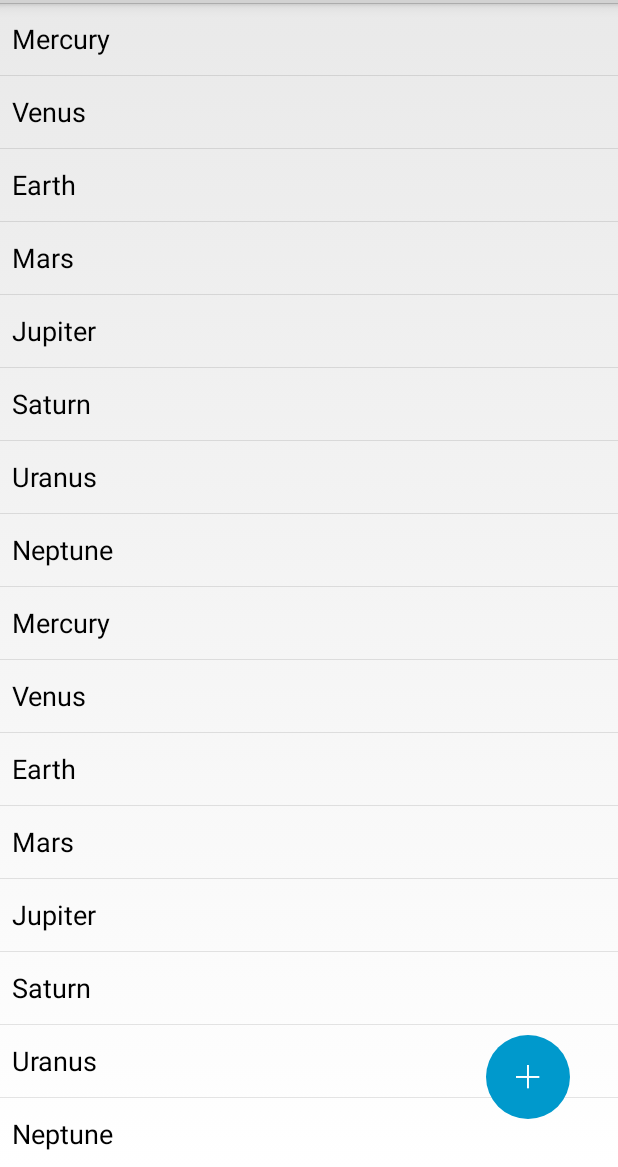
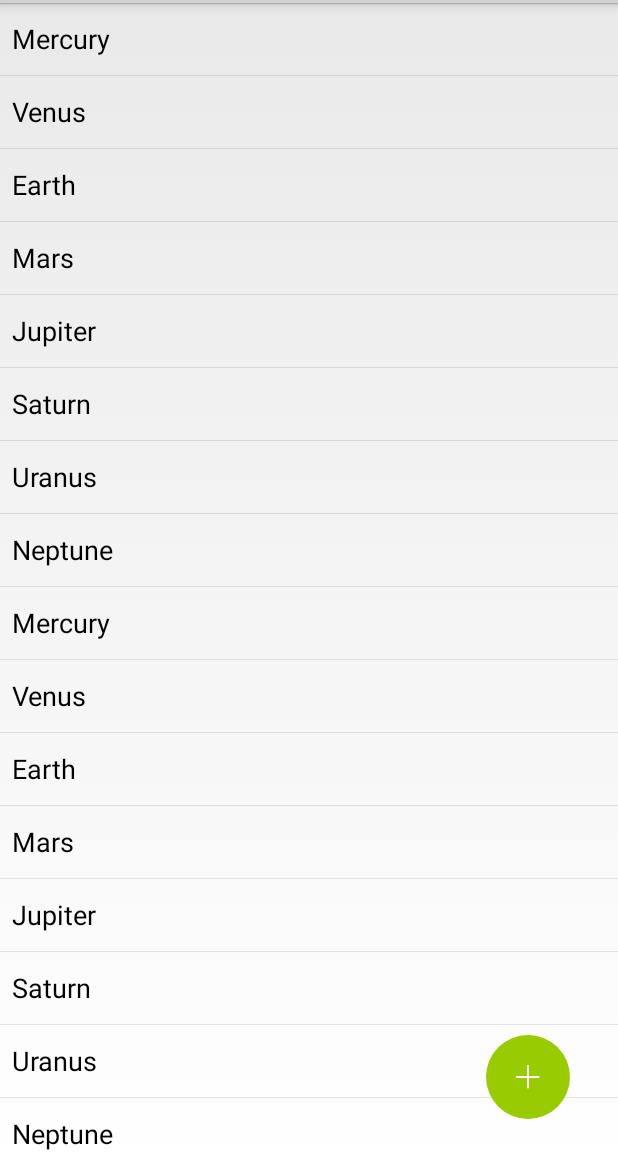
Before and after one commit to makovkastar/FloatingActionButton, an Android app: the screen it shows after launch (MainActivity), on a phone screen of 412 x 824 dp, the part 69-1236 px from its top. Run offline under Robolectric (Android 15) with nearby library versions, the phone set to English and light mode, and no system bars.

Commit message:
Refactor code

```diff
--- a/library/src/main/java/com/melnykov/floatingactionbutton/FloatingActionButton.java
+++ b/library/src/main/java/com/melnykov/floatingactionbutton/FloatingActionButton.java
@@ -2,8 +2,11 @@ package com.melnykov.floatingactionbutton;
 
 import android.annotation.SuppressLint;
 import android.content.Context;
+import android.content.res.TypedArray;
 import android.graphics.drawable.Drawable;
+import android.graphics.drawable.ShapeDrawable;
 import android.graphics.drawable.StateListDrawable;
+import android.graphics.drawable.shapes.OvalShape;
 import android.os.Build;
 import android.os.Handler;
 import android.os.Message;
@@ -22,21 +25,24 @@ public class FloatingActionButton extends ImageButton {
     private boolean isScrollComputed;
     private int mScrollY;
 
+    private int mColorNormal;
+    private int mColorPressed;
+
     private ScrollSettleHandler mScrollSettleHandler = new ScrollSettleHandler();
 
     public FloatingActionButton(Context context) {
         super(context);
-        init();
+        init(context, null);
     }
 
     public FloatingActionButton(Context context, AttributeSet attrs) {
         super(context, attrs);
-        init();
+        init(context, attrs);
     }
 
     public FloatingActionButton(Context context, AttributeSet attrs, int defStyle) {
         super(context, attrs, defStyle);
-        init();
+        init(context, attrs);
     }
 
     @Override
@@ -46,56 +52,35 @@ public class FloatingActionButton extends ImageButton {
         setMeasuredDimension(size, size);
     }
 
-    public void attachToListView(AbsListView listView) {
-        mListView = listView;
-        mListView.getViewTreeObserver().addOnGlobalLayoutListener(new ViewTreeObserver.OnGlobalLayoutListener() {
-            @Override
-            public void onGlobalLayout() {
-                computeListViewScrollY();
-            }
-        });
-        mListView.setOnScrollListener(new AbsListView.OnScrollListener() {
-            @Override
-            public void onScrollStateChanged(AbsListView view, int scrollState) {
-            }
-
-            @Override
-            public void onScroll(AbsListView view, int firstVisibleItem, int visibleItemCount, int totalItemCount) {
-                if (getListViewScrollY() == mScrollY) {
-                    return;
-                }
-
-                int translationY;
-                if (getListViewScrollY() > mScrollY) {
-                    // Scrolling up
-                    translationY = getTop();
-                } else {
-                    // Scrolling down
-                    translationY = 0;
-                }
-                mScrollY = getListViewScrollY();
-                mScrollSettleHandler.onScroll(translationY);
-            }
-        });
-    }
-
-    private void init() {
+    private void init(Context context, AttributeSet attributeSet) {
+        mColorNormal = getColor(android.R.color.holo_blue_dark);
+        mColorPressed = getColor(android.R.color.holo_blue_light);
+        if (attributeSet != null) {
+            initAttributes(context, attributeSet);
+        }
         mDrawable = new StateListDrawable();
-        mDrawable.addState(new int[]{android.R.attr.state_pressed}, createPressedDrawable());
-        mDrawable.addState(new int[] {}, createNormalDrawable());
+        mDrawable.addState(new int[] {android.R.attr.state_pressed}, createDrawable(mColorPressed));
+        mDrawable.addState(new int[] {}, createDrawable(mColorNormal));
         setBackgroundCompat(mDrawable);
     }
 
-    private Drawable createNormalDrawable() {
-        return getDrawable(R.drawable.fab);
+    private void initAttributes(Context context, AttributeSet attributeSet) {
+        TypedArray attr = getTypedArray(context, attributeSet, R.styleable.FloatingActionButton);
+        if (attr != null) {
+            try {
+                mColorNormal = attr.getColor(R.styleable.FloatingActionButton_pb_colorNormal, getColor(android.R.color.holo_blue_dark));
+                mColorPressed = attr.getColor(R.styleable.FloatingActionButton_pb_colorPressed, getColor(android.R.color.holo_blue_light));
+            } finally {
+                attr.recycle();
+            }
+        }
     }
 
-    private Drawable createPressedDrawable() {
-        return getDrawable(R.drawable.fab_pressed);
-    }
-
-    private Drawable getDrawable(int id) {
-        return getResources().getDrawable(id);
+    private Drawable createDrawable(int color) {
+        OvalShape ovalShape = new OvalShape();
+        ShapeDrawable shapeDrawable = new ShapeDrawable(ovalShape);
+        shapeDrawable.getPaint().setColor(color);
+        return shapeDrawable;
     }
 
     @SuppressWarnings("deprecation")
@@ -150,4 +135,45 @@ public class FloatingActionButton extends ImageButton {
             animate().setDuration(TRANSLATE_DURATION_MILLIS).translationY(mSettledScrollY);
         }
     }
+
+    protected int getColor(int id) {
+        return getResources().getColor(id);
+    }
+
+    protected TypedArray getTypedArray(Context context, AttributeSet attributeSet, int[] attr) {
+        return context.obtainStyledAttributes(attributeSet, attr, 0, 0);
+    }
+
+    public void attachToListView(AbsListView listView) {
+        mListView = listView;
+        mListView.getViewTreeObserver().addOnGlobalLayoutListener(new ViewTreeObserver.OnGlobalLayoutListener() {
+            @Override
+            public void onGlobalLayout() {
+                computeListViewScrollY();
+            }
+        });
+        mListView.setOnScrollListener(new AbsListView.OnScrollListener() {
+            @Override
+            public void onScrollStateChanged(AbsListView view, int scrollState) {
+            }
+
+            @Override
+            public void onScroll(AbsListView view, int firstVisibleItem, int visibleItemCount, int totalItemCount) {
+                if (getListViewScrollY() == mScrollY) {
+                    return;
+                }
+
+                int translationY;
+                if (getListViewScrollY() > mScrollY) {
+                    // Scrolling up
+                    translationY = getTop();
+                } else {
+                    // Scrolling down
+                    translationY = 0;
+                }
+                mScrollY = getListViewScrollY();
+                mScrollSettleHandler.onScroll(translationY);
+            }
+        });
+    }
 }
--- a/library/src/main/res/drawable/fab.xml
+++ /dev/null
@@ -1,6 +0,0 @@
-<?xml version="1.0" encoding="utf-8"?>
-
-<shape xmlns:android="http://schemas.android.com/apk/res/android"
-       android:shape="oval">
-    <solid android:color="@android:color/holo_blue_dark"/>
-</shape>
--- a/library/src/main/res/drawable/fab_pressed.xml
+++ /dev/null
@@ -1,6 +0,0 @@
-<?xml version="1.0" encoding="utf-8"?>
-
-<shape xmlns:android="http://schemas.android.com/apk/res/android"
-       android:shape="oval">
-    <solid android:color="@android:color/holo_blue_light"/>
-</shape>
--- /dev/null
+++ b/library/src/main/res/values/attrs.xml
@@ -0,0 +1,7 @@
+<?xml version="1.0" encoding="utf-8"?>
+<resources>
+    <declare-styleable name="FloatingActionButton">
+        <attr name="pb_colorPressed" format="color"/>
+        <attr name="pb_colorNormal" format="color"/>
+    </declare-styleable>
+</resources>
--- a/sample/src/main/res/layout/activity_main.xml
+++ b/sample/src/main/res/layout/activity_main.xml
@@ -1,5 +1,6 @@
 <RelativeLayout xmlns:android="http://schemas.android.com/apk/res/android"
              xmlns:tools="http://schemas.android.com/tools"
+             xmlns:fab="http://schemas.android.com/apk/res-auto"
              android:layout_width="match_parent"
              android:layout_height="match_parent"
              tools:context="com.melnykov.floatingactionbutton.sample.MainActivity">
@@ -16,5 +17,7 @@
             android:layout_alignParentBottom="true"
             android:layout_alignParentRight="true"
             android:layout_margin="32dp"
-            android:src="@drawable/ic_action_content_new"/>
+            android:src="@drawable/ic_action_content_new"
+            fab:pb_colorNormal="@android:color/holo_green_light"
+            fab:pb_colorPressed="@android:color/holo_green_dark"/>
 </RelativeLayout>
```
